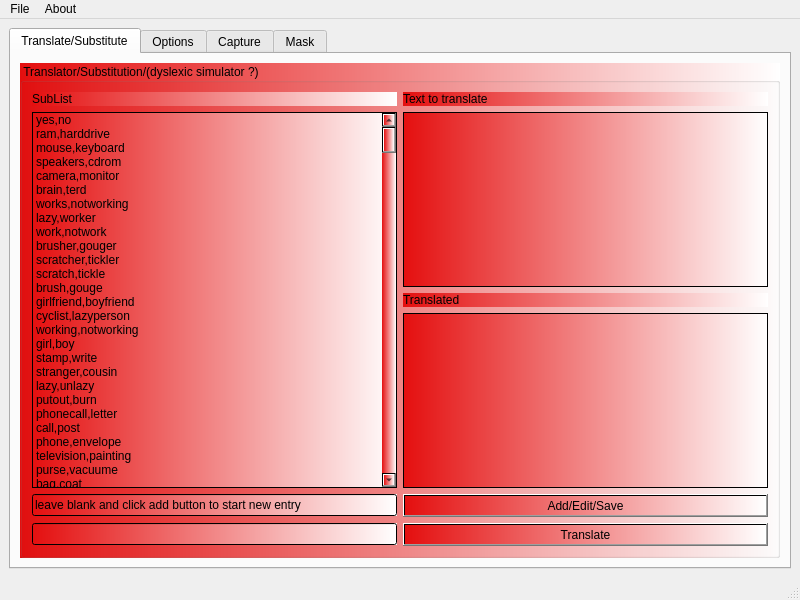
Old version of the form mainwindow.ui in the repository netpipe/RightHand.
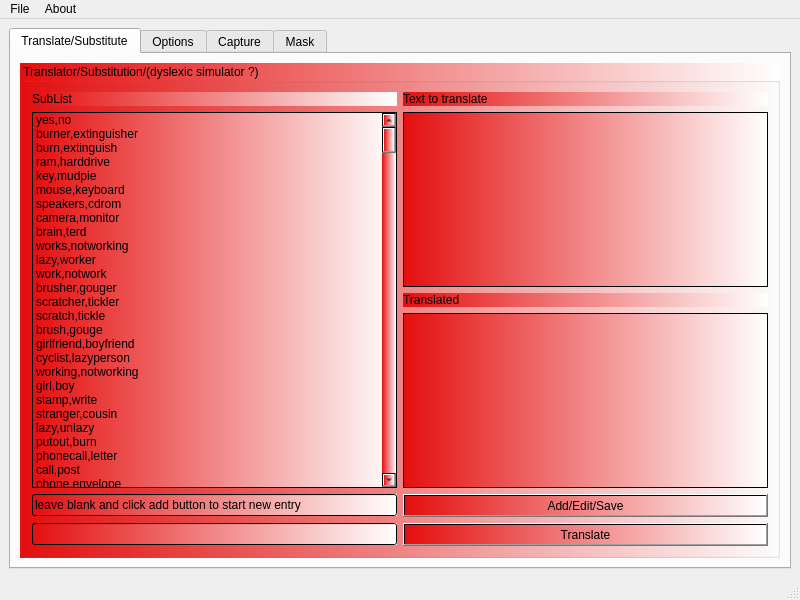
New version of the form.

The edit to the form file:
```diff
--- a/mainwindow.ui
+++ b/mainwindow.ui
@@ -98,11 +98,26 @@
                <string>yes,no</string>
               </property>
              </item>
+             <item>
+              <property name="text">
+               <string>burner,extinguisher</string>
+              </property>
+             </item>
+             <item>
+              <property name="text">
+               <string>burn,extinguish</string>
+              </property>
+             </item>
              <item>
               <property name="text">
                <string>ram,harddrive</string>
               </property>
              </item>
+             <item>
+              <property name="text">
+               <string>key,mudpie</string>
+              </property>
+             </item>
              <item>
               <property name="text">
                <string>mouse,keyboard</string>
```
